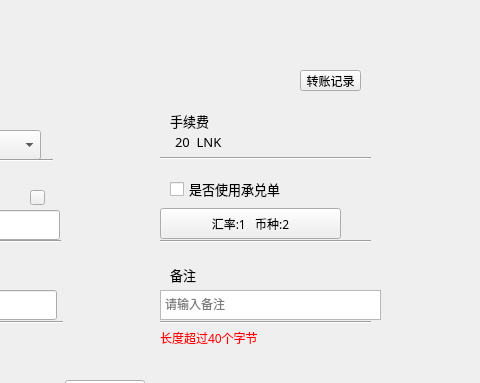
Qt form transfer/transferpage.ui (HcashOrg/hx-indicator) before a commit; both pictures show x 290 to 770 and y 0 to 383 of the 770 by 530 pixel window.
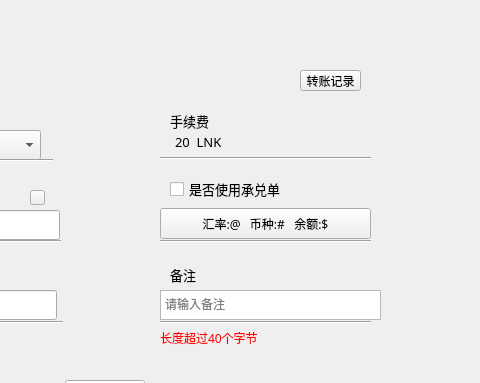
The same form after that commit.

Patch:
```diff
--- a/transfer/transferpage.ui
+++ b/transfer/transferpage.ui
@@ -519,12 +519,12 @@
     <rect>
      <x>450</x>
      <y>208</y>
-     <width>181</width>
+     <width>211</width>
      <height>31</height>
     </rect>
    </property>
    <property name="text">
-    <string>汇率:1   币种:2</string>
+    <string>汇率:@   币种:#   余额:$</string>
    </property>
   </widget>
   <widget class="Line" name="line_7">
```
